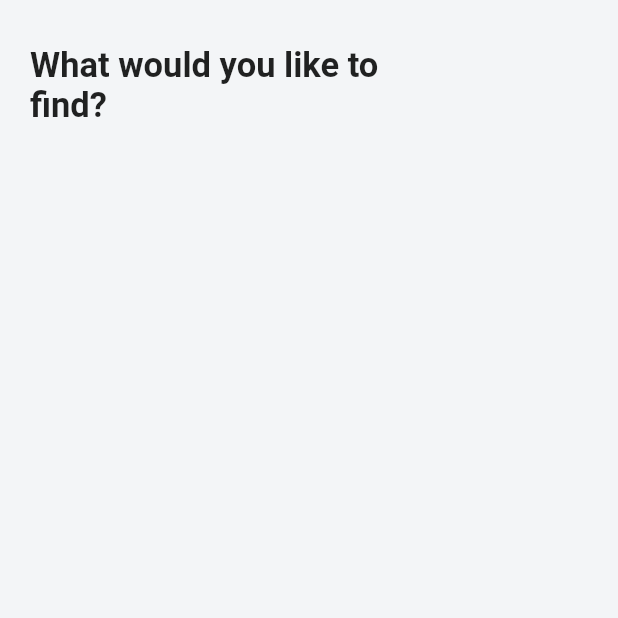
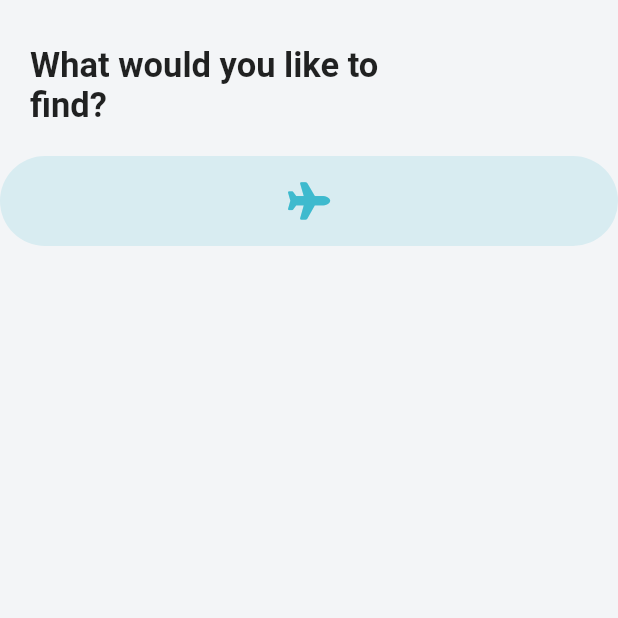
Before and after one commit to Tosin8/hooliday, a Flutter app: the screen it shows after launch, on a phone screen of 412 x 824 dp, the top half of it. Run offline on Flutter 3.47's test engine with Material 2 defaults, Android fonts, the phone set to English and light mode, and no system bars; our stand-ins replace font_awesome_flutter.

Commit message:
Update home_screen.dart

```diff
--- a/lib/screens/home_screen.dart
+++ b/lib/screens/home_screen.dart
@@ -34,14 +34,16 @@ class _HomeScreenState extends State<HomeScreen> {
         body: SafeArea(
             child: ListView(
       padding: const EdgeInsets.symmetric(vertical: 30.0),
-      children: const [
+      children: [
         Padding(
           padding: EdgeInsets.only(left: 20.0, right: 120.0),
           child: Text(
             'What would you like to find?',
             style: TextStyle(fontSize: 23.0, fontWeight: FontWeight.bold),
           ),
-        )
+        ),
+        SizedBox(height: 20),
+        _buildIcon(0),
       ],
     )));
   }
```
